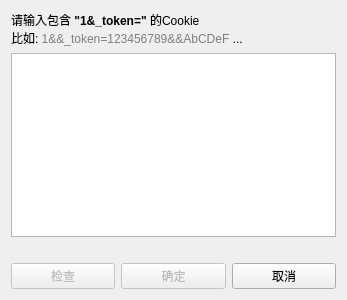
Old version of the form ui/cookieinputdialog.ui in the repository jing332/xmly-downloader-qt5.
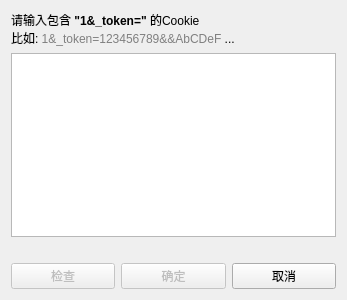
New version of the form.

Diff of the .ui file:
```diff
--- a/ui/cookieinputdialog.ui
+++ b/ui/cookieinputdialog.ui
@@ -26,7 +26,7 @@
    <item>
     <widget class="QLabel" name="label">
      <property name="text">
-      <string>&lt;html&gt;&lt;head/&gt;&lt;body&gt;&lt;p&gt;请输入包含 &lt;span style=&quot; font-weight:600;&quot;&gt;&amp;quot;1&amp;amp;_token=&amp;quot;&lt;/span&gt; 的Cookie&lt;br/&gt;比如: &lt;span style=&quot; color:#808080;&quot;&gt;1&amp;amp;&amp;amp;_token=123456789&amp;amp;&amp;amp;AbCDeF&lt;/span&gt; ...&lt;/p&gt;&lt;/body&gt;&lt;/html&gt;</string>
+      <string>&lt;html&gt;&lt;head/&gt;&lt;body&gt;&lt;p&gt;请输入包含 &lt;span style=&quot; font-weight:600;&quot;&gt;&amp;quot;1&amp;amp;_token=&amp;quot;&lt;/span&gt; 的Cookie&lt;br/&gt;比如: &lt;span style=&quot; color:#808080;&quot;&gt;1&amp;amp;_token=123456789&amp;amp;&amp;amp;AbCDeF&lt;/span&gt; ...&lt;/p&gt;&lt;/body&gt;&lt;/html&gt;</string>
      </property>
     </widget>
    </item>
```
